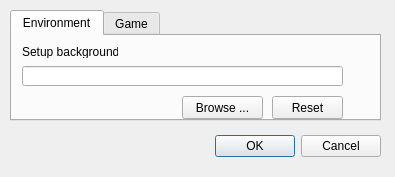
Before: the Qt Designer form src/configdialog.ui in Mogara/QSanguosha, drawn with Qt 5.
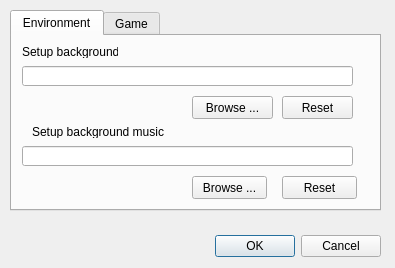
After: the same form once the commit is applied. The open tabs and pages were chosen to show the change.

The edit to the form file:
```diff
--- a/src/configdialog.ui
+++ b/src/configdialog.ui
@@ -10,7 +10,7 @@
     <x>0</x>
     <y>0</y>
     <width>395</width>
-    <height>177</height>
+    <height>268</height>
    </rect>
   </property>
   <property name="windowTitle">
@@ -22,7 +22,7 @@
      <x>10</x>
      <y>10</y>
      <width>371</width>
-     <height>111</height>
+     <height>201</height>
     </rect>
    </property>
    <property name="currentIndex">
@@ -50,7 +50,7 @@
       <rect>
        <x>10</x>
        <y>30</y>
-       <width>321</width>
+       <width>331</width>
        <height>20</height>
       </rect>
      </property>
@@ -61,7 +61,7 @@
     <widget class="QPushButton" name="browseBgButton">
      <property name="geometry">
       <rect>
-       <x>170</x>
+       <x>180</x>
        <y>60</y>
        <width>81</width>
        <height>23</height>
@@ -74,7 +74,7 @@
     <widget class="QPushButton" name="resetBgButton">
      <property name="geometry">
       <rect>
-       <x>260</x>
+       <x>270</x>
        <y>60</y>
        <width>71</width>
        <height>23</height>
@@ -84,6 +84,55 @@
       <string>Reset</string>
      </property>
     </widget>
+    <widget class="QLabel" name="setupBgMusicLabel">
+     <property name="geometry">
+      <rect>
+       <x>20</x>
+       <y>90</y>
+       <width>132</width>
+       <height>12</height>
+      </rect>
+     </property>
+     <property name="text">
+      <string>Setup background music</string>
+     </property>
+    </widget>
+    <widget class="QLineEdit" name="bgMusicPathLineEdit">
+     <property name="geometry">
+      <rect>
+       <x>10</x>
+       <y>110</y>
+       <width>331</width>
+       <height>20</height>
+      </rect>
+     </property>
+    </widget>
+    <widget class="QPushButton" name="browseBgMusicButton">
+     <property name="geometry">
+      <rect>
+       <x>180</x>
+       <y>140</y>
+       <width>75</width>
+       <height>23</height>
+      </rect>
+     </property>
+     <property name="text">
+      <string>Browse ...</string>
+     </property>
+    </widget>
+    <widget class="QPushButton" name="resetBgMusicButton">
+     <property name="geometry">
+      <rect>
+       <x>270</x>
+       <y>140</y>
+       <width>75</width>
+       <height>23</height>
+      </rect>
+     </property>
+     <property name="text">
+      <string>Reset</string>
+     </property>
+    </widget>
    </widget>
    <widget class="QWidget" name="gameTab">
     <attribute name="title">
@@ -127,7 +176,7 @@
    <property name="geometry">
     <rect>
      <x>40</x>
-     <y>130</y>
+     <y>230</y>
      <width>341</width>
      <height>32</height>
     </rect>
```
Left out of the diff: 9 changed lines with no effect on the pictures.
